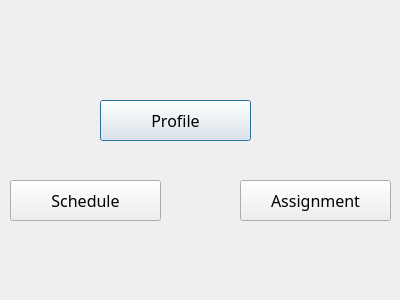
Old version of the form doctor.ui in the repository Habboba/el-lally.
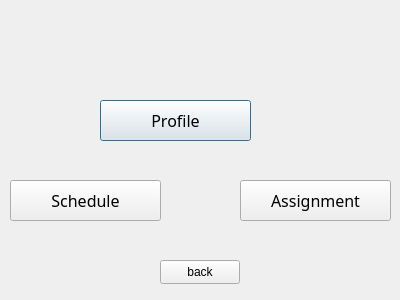
New version of the form.

The edit to the form file:
```diff
--- a/doctor.ui
+++ b/doctor.ui
@@ -89,6 +89,19 @@
     <string>Schedule</string>
    </property>
   </widget>
+  <widget class="QPushButton" name="pushButton">
+   <property name="geometry">
+    <rect>
+     <x>160</x>
+     <y>260</y>
+     <width>80</width>
+     <height>24</height>
+    </rect>
+   </property>
+   <property name="text">
+    <string>back</string>
+   </property>
+  </widget>
  </widget>
  <resources/>
  <connections/>
```
